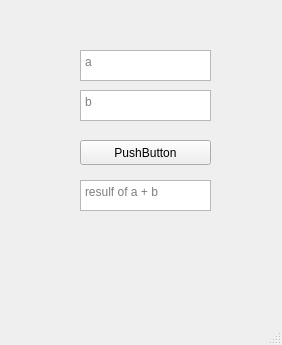
The window that app/ui/main_window.ui (HansBug/dgdvapp) describes before a commit, drawn with Qt 5.
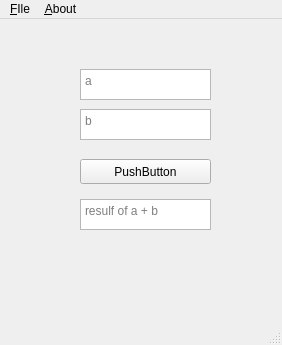
The same window after the commit.

```diff
--- a/app/ui/main_window.ui
+++ b/app/ui/main_window.ui
@@ -76,6 +76,19 @@
      <height>28</height>
     </rect>
    </property>
+   <widget class="QMenu" name="menu_file">
+    <property name="title">
+     <string>&amp;FIle</string>
+    </property>
+   </widget>
+   <widget class="QMenu" name="menu_About">
+    <property name="title">
+     <string>&amp;About</string>
+    </property>
+    <addaction name="action_application"/>
+   </widget>
+   <addaction name="menu_file"/>
+   <addaction name="menu_About"/>
   </widget>
   <widget class="QStatusBar" name="statusbar"/>
  </widget>
```
Left out of the diff: 5 changed lines with no effect on the pictures.
